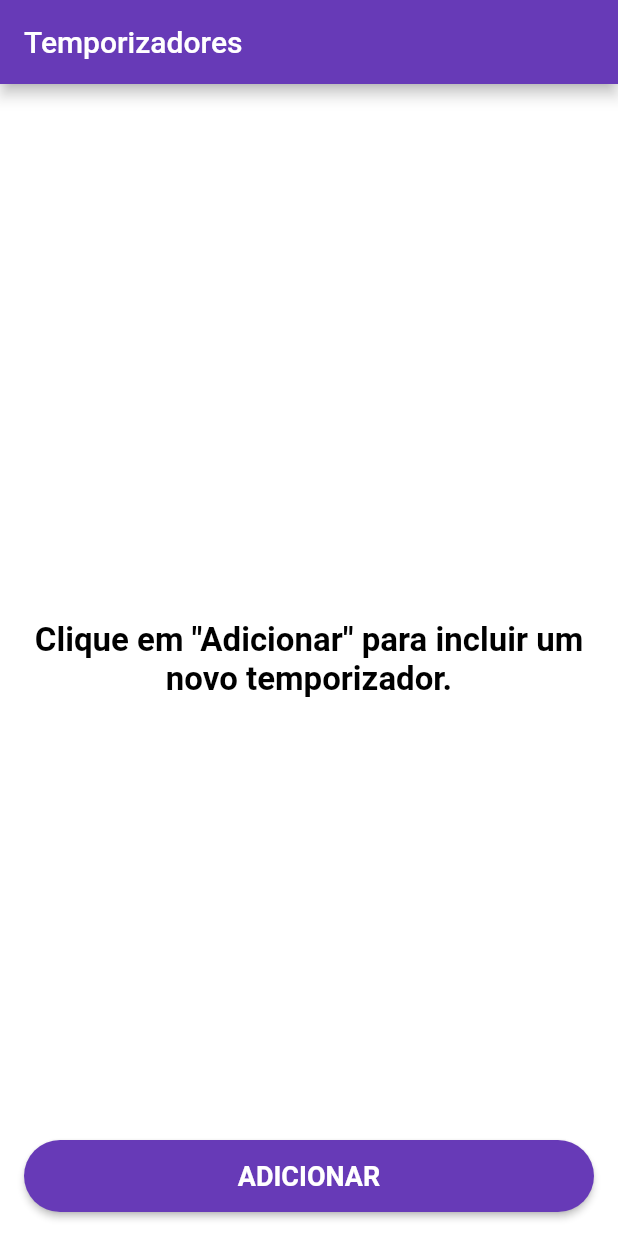
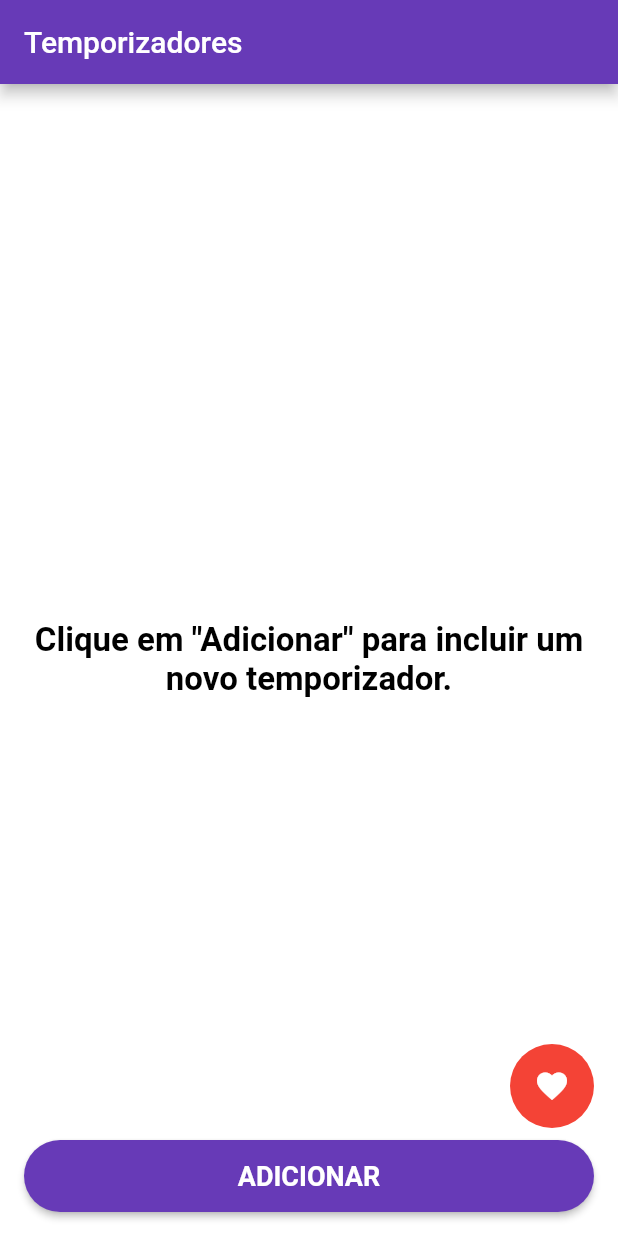
Before and after one commit to lucasselani/kitchen_timer, a Flutter app: the screen it shows after launch, on a phone screen of 412 x 824 dp. Run offline on Flutter 3.47's test engine with Material 2 defaults, Android fonts, the phone set to English and light mode, and no system bars; our stand-ins replace flutter_local_notifications, fluttertoast.

Commit message:
feat: create notification and favorite fab

```diff
--- a/lib/main.dart
+++ b/lib/main.dart
@@ -1,10 +1,11 @@
 import 'package:flutter/material.dart';
 import 'package:kitchentimer/providers/app_provider.dart';
+import 'package:kitchentimer/providers/notification_provider.dart';
 import 'package:kitchentimer/resources/routes.dart';
 import 'package:kitchentimer/resources/strings.dart';
 import 'package:kitchentimer/resources/themes.dart';
-import 'package:kitchentimer/screens/timer/add_timer/add_timer_screen.dart';
-import 'package:kitchentimer/screens/timer/timer/timer_screen.dart';
+import 'package:kitchentimer/screens/add_timer/add_timer_screen.dart';
+import 'package:kitchentimer/screens/timer/timer_screen.dart';
 import 'package:provider/provider.dart';
 
 void main() => runApp(MyApp());
@@ -13,8 +14,7 @@ class MyApp extends StatelessWidget {
   // This widget is the root of your application.
   @override
   Widget build(BuildContext context) {
-    return ChangeNotifierProvider(
-      create: (context) => AppProvider(),
+    return MultiProvider(
       child: MaterialApp(
         initialRoute: '/',
         title: Strings.appTitle,
@@ -24,6 +24,17 @@ class MyApp extends StatelessWidget {
           Routes.addTimerScreen: (context) => AddTimerScreen(),
         },
       ),
+      providers: [
+        Provider(create: (context) => NotificationProvider()),
+        ChangeNotifierProxyProvider<NotificationProvider, AppProvider>(
+          create: (BuildContext context) => AppProvider(),
+          update: (BuildContext context, NotificationProvider notification,
+              AppProvider app) {
+            app.notificationProvider = notification;
+            return app;
+          },
+        )
+      ],
     );
   }
 }
--- a/lib/providers/app_provider.dart
+++ b/lib/providers/app_provider.dart
@@ -2,14 +2,21 @@ import 'dart:collection';
 
 import 'package:flutter/foundation.dart';
 import 'package:kitchentimer/models/countdown_timer.dart';
+import 'package:kitchentimer/providers/notification_provider.dart';
+import 'package:kitchentimer/resources/strings.dart';
 
 class AppProvider with ChangeNotifier {
+  NotificationProvider notificationProvider;
   final List<CountdownTimer> _timers = [];
 
   UnmodifiableListView<CountdownTimer> get timers =>
       UnmodifiableListView(_timers);
 
   int get nextCreationOrder => _timers.length;
+
+  UnmodifiableListView<CountdownTimer> get favorites =>
+      timers.where((timer) => timer.isFavorite);
+  bool get hasFavorites => favorites.isNotEmpty;
 
   int _sortTimersByElapsedTime(CountdownTimer a, CountdownTimer b) {
     return a.remainingSeconds.compareTo(b.remainingSeconds);
@@ -24,6 +31,8 @@ class AppProvider with ChangeNotifier {
   void removeTimer(CountdownTimer timer) {
     _timers.remove(timer);
     if (_timers.length >= 2) _timers.sort(_sortTimersByElapsedTime);
+    notificationProvider.showNotification(Strings.timerExpiredTitle,
+        Strings.timerExpiredDescription(timer.title));
     notifyListeners();
   }
 }
--- /dev/null
+++ b/lib/providers/notification_provider.dart
@@ -0,0 +1,30 @@
+import 'package:flutter_local_notifications/flutter_local_notifications.dart';
+
+class NotificationProvider {
+  FlutterLocalNotificationsPlugin _flutterLocalNotificationsPlugin;
+
+  NotificationProvider() {
+    _flutterLocalNotificationsPlugin = FlutterLocalNotificationsPlugin();
+    var initializationSettings = InitializationSettings(
+        AndroidInitializationSettings('@mipmap/ic_launcher'),
+        IOSInitializationSettings());
+    _flutterLocalNotificationsPlugin.initialize(initializationSettings,
+        onSelectNotification: _onSelectNotification);
+  }
+
+  Future _onSelectNotification(String payload) async {
+    print('notification: $payload');
+  }
+
+  void showNotification(String title, String description) {
+    var androidPlatformChannelSpecifics = AndroidNotificationDetails(
+        'kitchen_timer_id', 'kitchen_timer_channel', 'Kitchen Timer',
+        importance: Importance.Max, priority: Priority.High);
+    var iOSPlatformChannelSpecifics = IOSNotificationDetails();
+    var platformChannelSpecifics = NotificationDetails(
+        androidPlatformChannelSpecifics, iOSPlatformChannelSpecifics);
+    _flutterLocalNotificationsPlugin.show(
+        0, title, description, platformChannelSpecifics,
+        payload: 'Default_Sound');
+  }
+}
--- a/lib/resources/strings.dart
+++ b/lib/resources/strings.dart
@@ -1,6 +1,11 @@
 class Strings {
   // general
   static const addButton = 'ADICIONAR';
+
+  // notification
+  static const timerExpiredTitle = 'Temporizador encerrado';
+
+  static String timerExpiredDescription(String title) => '$title está pronto!';
 
   // main.dart
   static const appTitle = 'Kitchen Timer';
@@ -11,5 +16,10 @@ class Strings {
       'temporizador.';
 
   // add_timer_screen.dart
-  static const addTimerTitle = 'Adicionar temporizador';
+  static const addTimerTitle = 'Novo temporizador';
+  static const timerCreated = 'Temporizador criado com suceso!';
+  static const noTimeSelected = 'Selecione um tempo!';
+
+  // favorites_screen.dart
+  static const favoritesTitle = 'Favoritos';
 }
--- a/lib/screens/timer/timer/timer_screen.dart
+++ b/lib/screens/timer/timer_screen.dart
@@ -4,7 +4,7 @@ import 'package:kitchentimer/resources/colors.dart';
 import 'package:kitchentimer/resources/routes.dart';
 import 'package:kitchentimer/resources/strings.dart';
 import 'package:kitchentimer/resources/styles.dart';
-import 'package:kitchentimer/screens/timer/timer/item/timer_list_item.dart';
+import 'package:kitchentimer/screens/timer/item/timer_list_item.dart';
 import 'package:kitchentimer/widgets/rounded_button.dart';
 import 'package:provider/provider.dart';
 
@@ -25,8 +25,24 @@ class TimerScreen extends StatelessWidget {
             ],
           ),
           backgroundColor: AppColors.backgroundColor,
+          floatingActionButton: _FavoriteFab(),
         );
       },
+    );
+  }
+}
+
+class _FavoriteFab extends StatelessWidget {
+  @override
+  Widget build(BuildContext context) {
+    return Padding(
+      padding: EdgeInsets.only(bottom: 56.0),
+      child: FloatingActionButton(
+        elevation: 0,
+        backgroundColor: Colors.red,
+        child: Icon(Icons.favorite, color: Colors.white),
+        onPressed: () => print('FAB'),
+      ),
     );
   }
 }
@@ -46,8 +62,7 @@ class _TimersList extends StatelessWidget {
           physics: ScrollPhysics(),
           itemCount: provider.timers.length,
           itemBuilder: (BuildContext context, int index) {
-            return TimerListItem(
-                countdownTimer: provider.timers[index], key: ValueKey(index));
+            return TimerListItem(countdownTimer: provider.timers[index]);
           },
         ),
         SizedBox(height: 48.0),
--- a/pubspec.yaml
+++ b/pubspec.yaml
@@ -22,6 +22,7 @@ dependencies:
 
   cupertino_icons: ^0.1.3
   intl: ^0.16.1
+  flutter_local_notifications: ^1.4.2
   fluttertoast: ^4.0.1
   provider: ^4.0.5
 
```
Also changed, not shown: lib/screens/add_timer/add_timer_screen.dart (renamed from lib/screens/timer/add_timer/add_timer_screen.dart, +18 -9 lines), lib/screens/timer/item/timer_list_item.dart (renamed from lib/screens/timer/timer/item/timer_list_item.dart, +12 -6 lines), lib/screens/add_timer/material_timer_picker.dart (renamed from lib/screens/timer/add_timer/material_timer_picker.dart), lib/screens/timer/item/action_icons_column.dart (renamed from lib/screens/timer/timer/item/action_icons_column.dart), lib/screens/timer/item/countdown_watch.dart (renamed from lib/screens/timer/timer/item/countdown_watch.dart), pubspec.lock, 1 other file.
